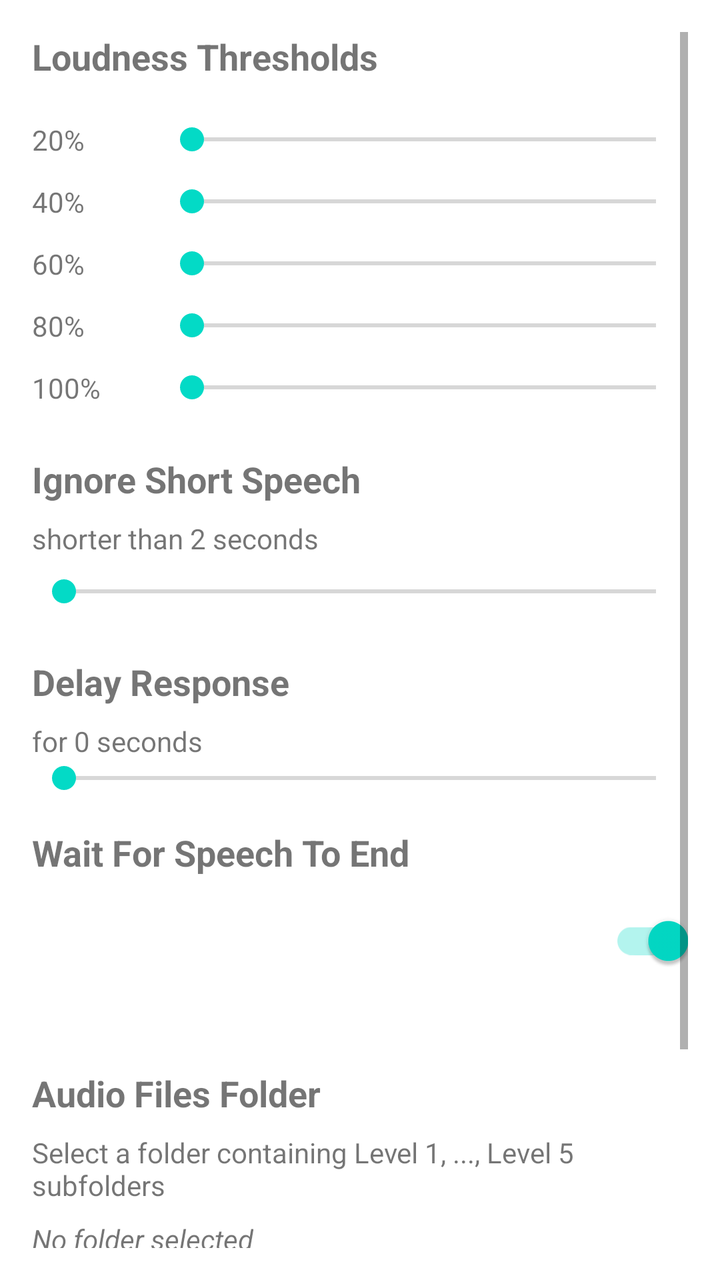
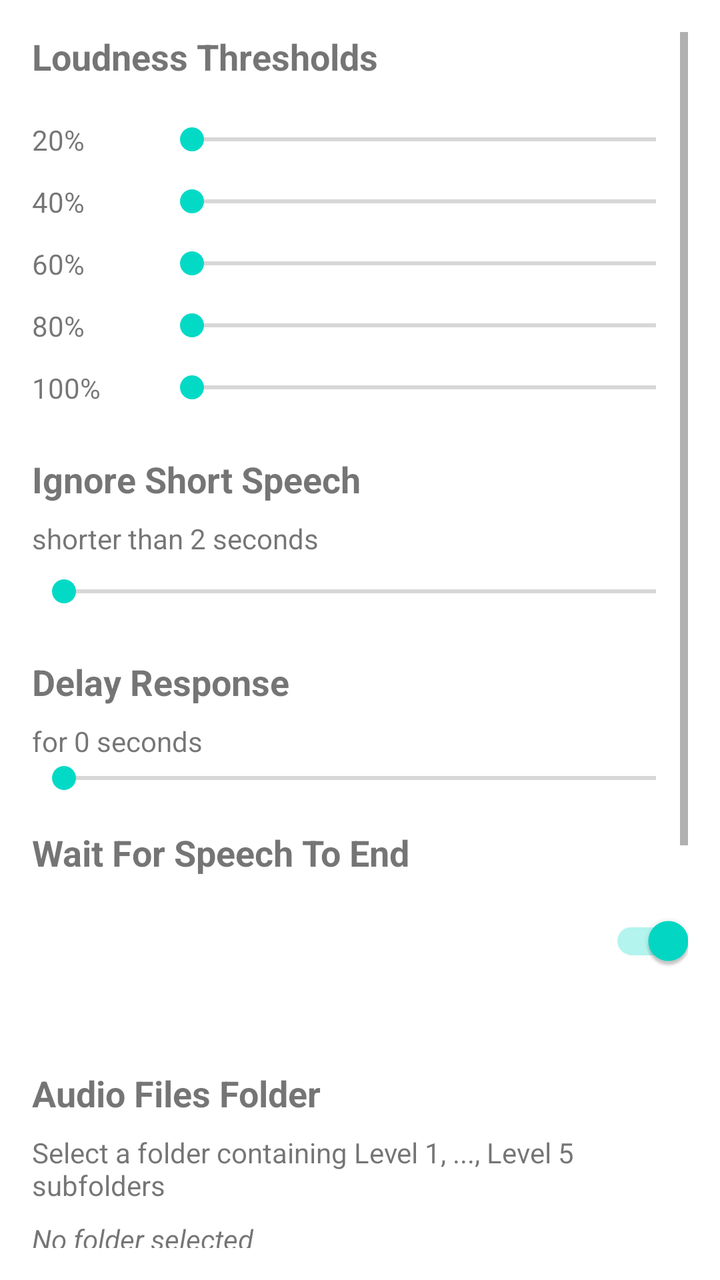

Screens rendered from an Android XML layout before and after an edit, with the pre-edit source and the edit as a unified diff.
<!-- AndroidManifest.xml: application theme Theme.MaterialComponents.DayNight.DarkActionBar -->
<!-- res/layout/activity_settings.xml -->
<?xml version="1.0" encoding="utf-8"?>
<ScrollView xmlns:android="http://schemas.android.com/apk/res/android"
    android:layout_width="match_parent"
    android:layout_height="match_parent"
    android:padding="16dp">

    <LinearLayout
        android:layout_width="match_parent"
        android:layout_height="wrap_content"
        android:orientation="vertical">

        <TextView android:layout_width="wrap_content" android:layout_height="wrap_content" android:text="Loudness Thresholds" android:textSize="18sp" android:textStyle="bold" android:layout_marginBottom="8dp" />

        <LinearLayout android:layout_width="match_parent" android:layout_height="wrap_content" android:orientation="horizontal" android:gravity="center_vertical" android:layout_marginTop="12dp">
            <TextView android:id="@+id/tvThreshold1" android:layout_width="64dp" android:layout_height="wrap_content" android:text="20%" />
            <SeekBar android:id="@+id/sbThreshold1" android:layout_width="match_parent" android:layout_height="wrap_content" />
        </LinearLayout>
        <LinearLayout android:layout_width="match_parent" android:layout_height="wrap_content" android:orientation="horizontal" android:gravity="center_vertical" android:layout_marginTop="12dp">
            <TextView android:id="@+id/tvThreshold2" android:layout_width="64dp" android:layout_height="wrap_content" android:text="40%" />
            <SeekBar android:id="@+id/sbThreshold2" android:layout_width="match_parent" android:layout_height="wrap_content" />
        </LinearLayout>
        <LinearLayout android:layout_width="match_parent" android:layout_height="wrap_content" android:orientation="horizontal" android:gravity="center_vertical" android:layout_marginTop="12dp">
            <TextView android:id="@+id/tvThreshold3" android:layout_width="64dp" android:layout_height="wrap_content" android:text="60%" />
            <SeekBar android:id="@+id/sbThreshold3" android:layout_width="match_parent" android:layout_height="wrap_content" />
        </LinearLayout>
        <LinearLayout android:layout_width="match_parent" android:layout_height="wrap_content" android:orientation="horizontal" android:gravity="center_vertical" android:layout_marginTop="12dp">
            <TextView android:id="@+id/tvThreshold4" android:layout_width="64dp" android:layout_height="wrap_content" android:text="80%" />
            <SeekBar android:id="@+id/sbThreshold4" android:layout_width="match_parent" android:layout_height="wrap_content" />
        </LinearLayout>
        <LinearLayout android:layout_width="match_parent" android:layout_height="wrap_content" android:orientation="horizontal" android:gravity="center_vertical" android:layout_marginTop="12dp">
            <TextView android:id="@+id/tvThreshold5" android:layout_width="64dp" android:layout_height="wrap_content" android:text="100%" />
            <SeekBar android:id="@+id/sbThreshold5" android:layout_width="match_parent" android:layout_height="wrap_content" />
        </LinearLayout>

        <TextView android:layout_width="wrap_content" android:layout_height="wrap_content" android:text="Ignore Short Speech" android:textSize="18sp" android:textStyle="bold" android:layout_marginTop="24dp" android:layout_marginBottom="8dp" />
        <TextView android:id="@+id/tvDuration" android:layout_width="wrap_content" android:layout_height="wrap_content" android:text="shorter than 2 seconds" android:layout_marginBottom="8dp" />
        <SeekBar android:id="@+id/sbDuration" android:layout_width="match_parent" android:layout_height="wrap_content" />

        
        <TextView android:layout_width="wrap_content" android:layout_height="wrap_content" android:text="Delay Response" android:textSize="18sp" android:textStyle="bold" android:layout_marginTop="24dp" android:layout_marginBottom="8dp" />
        <LinearLayout android:layout_width="match_parent" android:layout_height="wrap_content" android:orientation="horizontal" android:gravity="center_vertical">
            <TextView android:layout_width="wrap_content" android:layout_height="wrap_content" android:text="for " />
            <TextView android:id="@+id/tvDelay" android:layout_width="wrap_content" android:layout_height="wrap_content" android:text="0 seconds" />
        </LinearLayout>
        <SeekBar android:id="@+id/sbDelay" android:layout_width="match_parent" android:layout_height="wrap_content" android:max="10" android:layout_marginBottom="16dp"/>

        <TextView android:layout_width="wrap_content" android:layout_height="wrap_content" android:text="Wait For Speech To End" android:textSize="18sp" android:textStyle="bold" android:layout_marginBottom="8dp" />
        <androidx.appcompat.widget.SwitchCompat 
            android:id="@+id/switchWaitForEnd" 
            android:layout_width="match_parent" 
            android:layout_height="wrap_content" 
            android:checked="true" 
            android:layout_marginBottom="16dp" />

        <TextView android:layout_width="wrap_content" android:layout_height="wrap_content" android:text="Audio Files Folder" android:textSize="18sp" android:textStyle="bold" android:layout_marginTop="24dp" android:layout_marginBottom="8dp" />
        <TextView android:layout_width="wrap_content" android:layout_height="wrap_content" android:text="Select a folder containing Level 1, ..., Level 5 subfolders" android:textSize="14sp" />
        <TextView android:id="@+id/tvFolderName" android:layout_width="wrap_content" android:layout_height="wrap_content" android:text="No folder selected" android:textStyle="italic" android:layout_marginTop="8dp" android:layout_marginBottom="8dp" />
        <Button android:id="@+id/btnSelectFolder" android:layout_width="wrap_content" android:layout_height="wrap_content" android:text="Select Folder" />

        <Button android:id="@+id/btnSave" android:layout_width="match_parent" android:layout_height="wrap_content" android:text="Save Settings" android:layout_marginTop="32dp" />
    </LinearLayout>
</ScrollView>
<!-- resources referenced by this layout -->
<resources>

</resources>

<!-- the commit's change to res/layout/activity_settings.xml (unified diff, before → after) -->
@@ -57,6 +57,34 @@
         <TextView android:id="@+id/tvFolderName" android:layout_width="wrap_content" android:layout_height="wrap_content" android:text="No folder selected" android:textStyle="italic" android:layout_marginTop="8dp" android:layout_marginBottom="8dp" />
         <Button android:id="@+id/btnSelectFolder" android:layout_width="wrap_content" android:layout_height="wrap_content" android:text="Select Folder" />
 
+        <TextView android:layout_width="wrap_content" android:layout_height="wrap_content" android:text="Telegram Bot" android:textSize="18sp" android:textStyle="bold" android:layout_marginTop="24dp" android:layout_marginBottom="8dp" />
+
+        <com.google.android.material.textfield.TextInputLayout
+            android:layout_width="match_parent"
+            android:layout_height="wrap_content"
+            android:hint="Bot API Token"
+            android:layout_marginBottom="8dp">
+            <com.google.android.material.textfield.TextInputEditText
+                android:id="@+id/etBotToken"
+                android:layout_width="match_parent"
+                android:layout_height="wrap_content"
+                android:inputType="textVisiblePassword"
+                android:singleLine="true" />
+        </com.google.android.material.textfield.TextInputLayout>
+
+        <com.google.android.material.textfield.TextInputLayout
+            android:layout_width="match_parent"
+            android:layout_height="wrap_content"
+            android:hint="Allowed User IDs (comma separated)"
+            android:layout_marginBottom="16dp">
+            <com.google.android.material.textfield.TextInputEditText
+                android:id="@+id/etUserIds"
+                android:layout_width="match_parent"
+                android:layout_height="wrap_content"
+                android:inputType="number"
+                android:digits="0123456789, " />
+        </com.google.android.material.textfield.TextInputLayout>
+
         <Button android:id="@+id/btnSave" android:layout_width="match_parent" android:layout_height="wrap_content" android:text="Save Settings" android:layout_marginTop="32dp" />
     </LinearLayout>
 </ScrollView>
